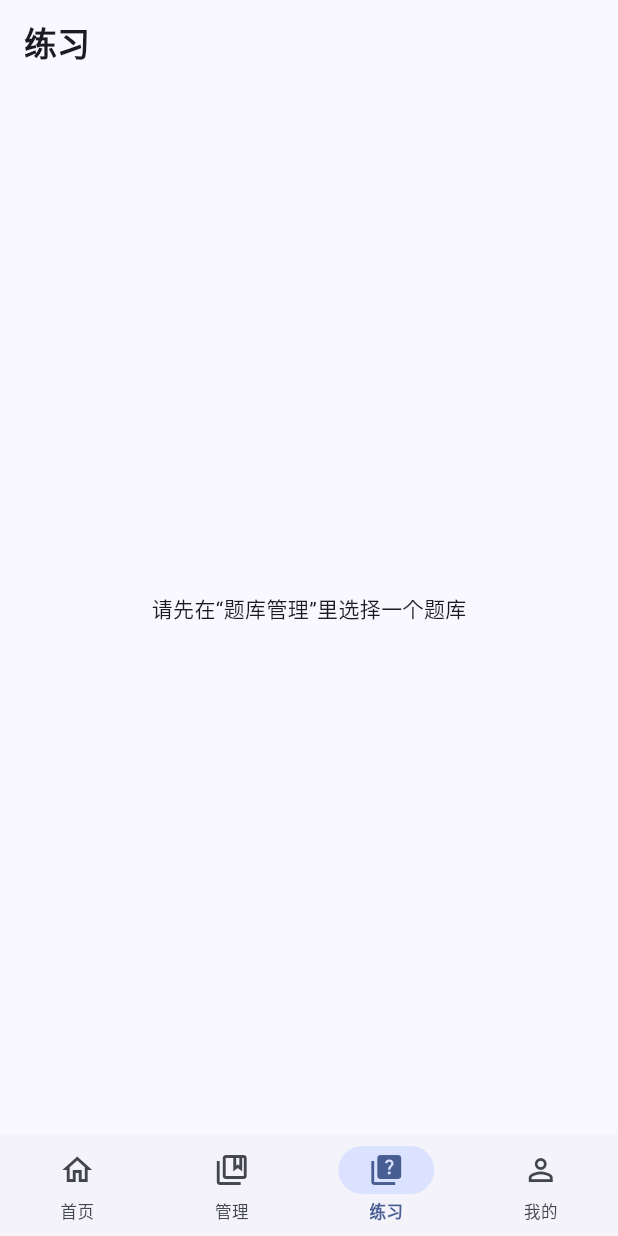
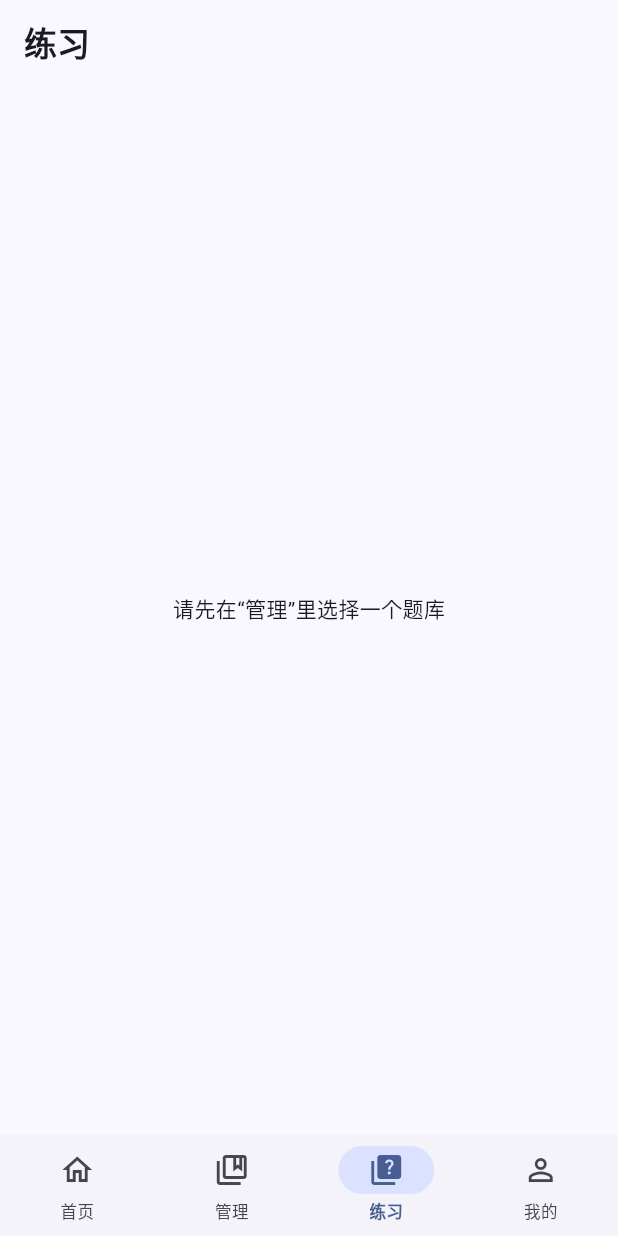
Before and after one commit to cztrtr/tbank, a Flutter app: the screen it shows after launch, item 3 of the bottom bar chosen, on a phone screen of 412 x 824 dp. Run offline on Flutter 3.47's test engine with Material 3 defaults, Android fonts, the phone set to English and light mode, and no system bars; our stand-ins replace file_picker.

Commit message:
微调了界面显示

```diff
--- a/lib/screen/practice_page.dart
+++ b/lib/screen/practice_page.dart
@@ -371,7 +371,7 @@ class _PracticePageState extends State<PracticePage>
   /// 按“未选题库 / 加载中 / 加载失败 / 空题库 / 已完成 / 答题中”分支展示。
   Widget _buildBody(QuestionBankFile? file) {
     if (file == null) {
-      return const Center(child: Text('请先在“题库管理”里选择一个题库'));
+      return const Center(child: Text('请先在“管理”里选择一个题库'));
     }
     if (_loading) {
       return const Center(child: CircularProgressIndicator());
```
